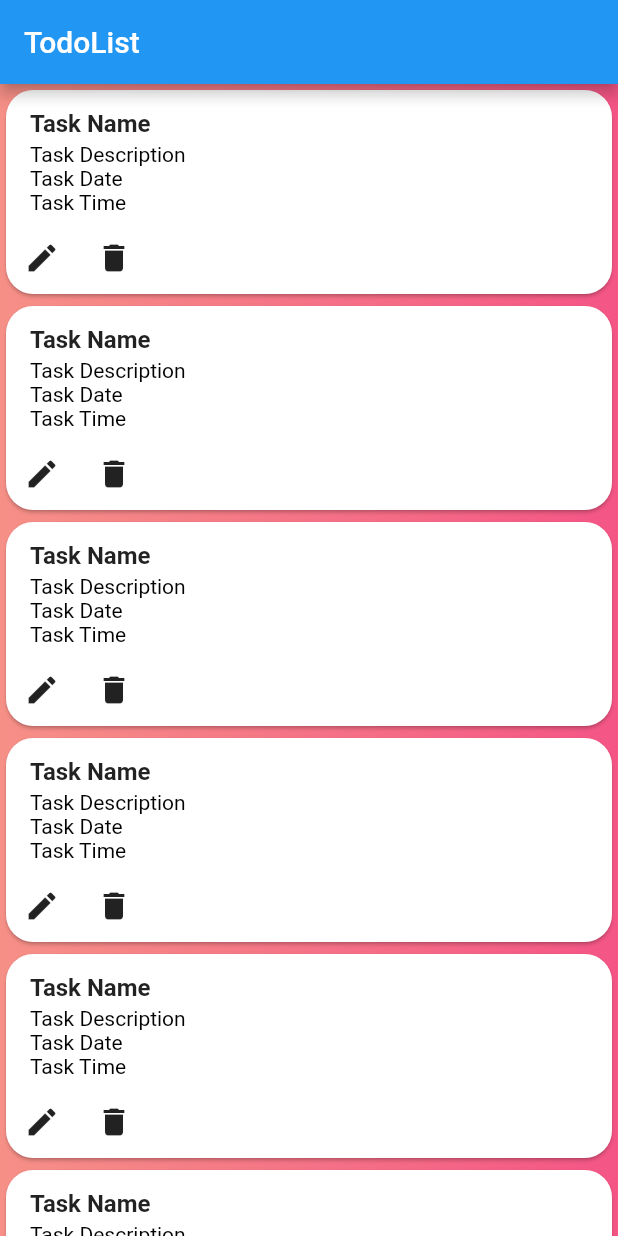
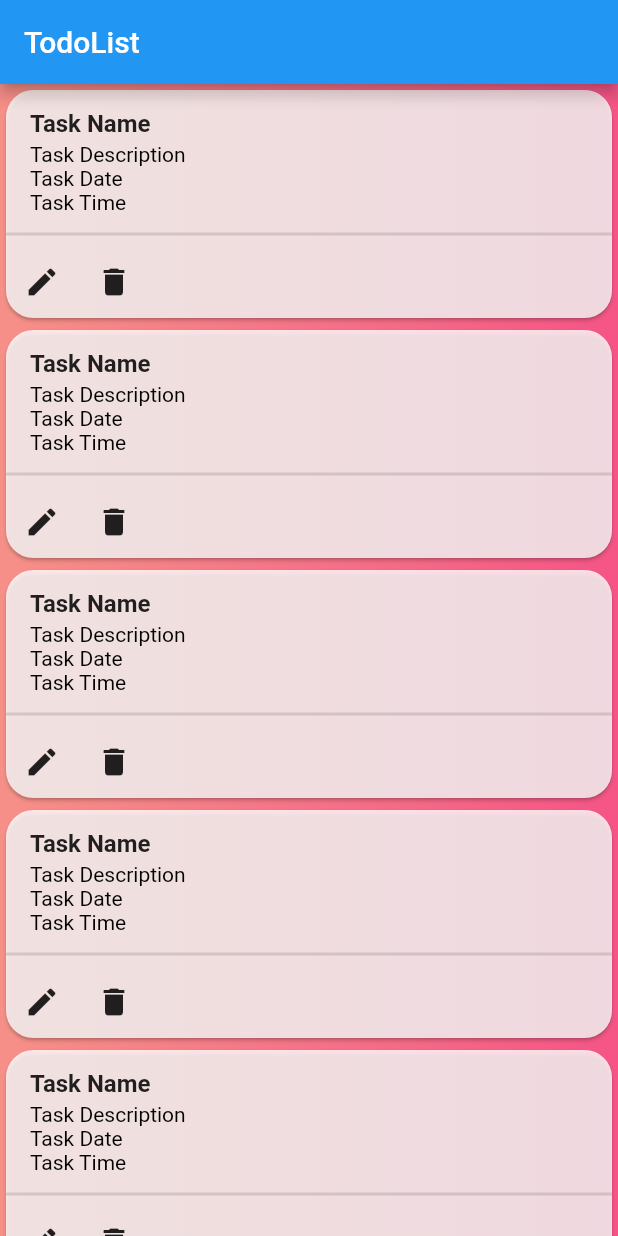
Before and after one commit to saieeshsnaik/todoApp, a Flutter app: the screen it shows after launch, on a phone screen of 412 x 824 dp. Run offline on Flutter 3.47's test engine with Material 2 defaults, Android fonts, the phone set to English and light mode, and no system bars.

Commit message:
Divider added to list tile

```diff
--- a/lib/HomePage.dart
+++ b/lib/HomePage.dart
@@ -38,7 +38,7 @@ class _HomePageState extends State<HomePage> {
           itemCount: 10,
           itemBuilder: (context, index) {
             return Card(
-              color: Colors.white,
+              color: Color.fromARGB(204, 255, 255, 255),
               shape: const RoundedRectangleBorder(
                   // side: BorderSide(width: 2),
                   borderRadius: BorderRadius.all(Radius.circular(18))),
@@ -47,7 +47,9 @@ class _HomePageState extends State<HomePage> {
                 children: [
                   ListTile(
                     shape: const RoundedRectangleBorder(
-                        // side: BorderSide(width: 2),
+                        // side: BorderSide(
+                        //     width: 1,S
+                        //     color: Color.fromARGB(132, 190, 169, 169)),
                         borderRadius: BorderRadius.all(Radius.circular(18))),
                     title: const Text(
                       "Task Name",
@@ -70,10 +72,15 @@ class _HomePageState extends State<HomePage> {
                       });
                     },
                   ),
+                  const Divider(
+                    thickness: 2,
+                  ),
                   Row(
                     children: [
                       IconButton(
-                          onPressed: () {}, icon: const Icon(Icons.edit)),
+                        onPressed: () {},
+                        icon: const Icon(Icons.edit),
+                      ),
                       IconButton(
                           onPressed: () {}, icon: const Icon(Icons.delete)),
                     ],
```
Also changed, not shown: pubspec.lock, 1 other file.
